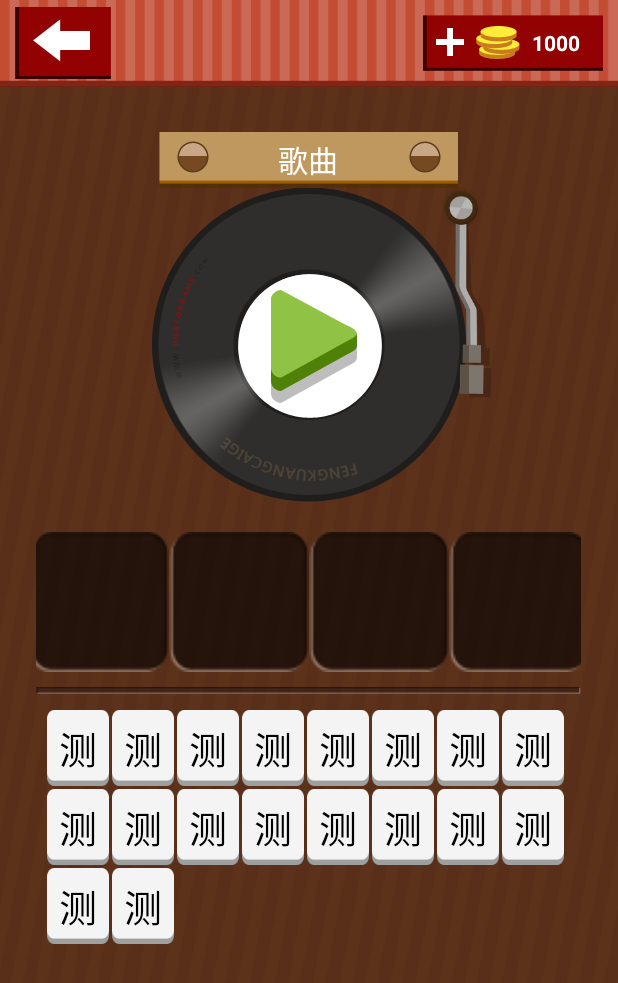
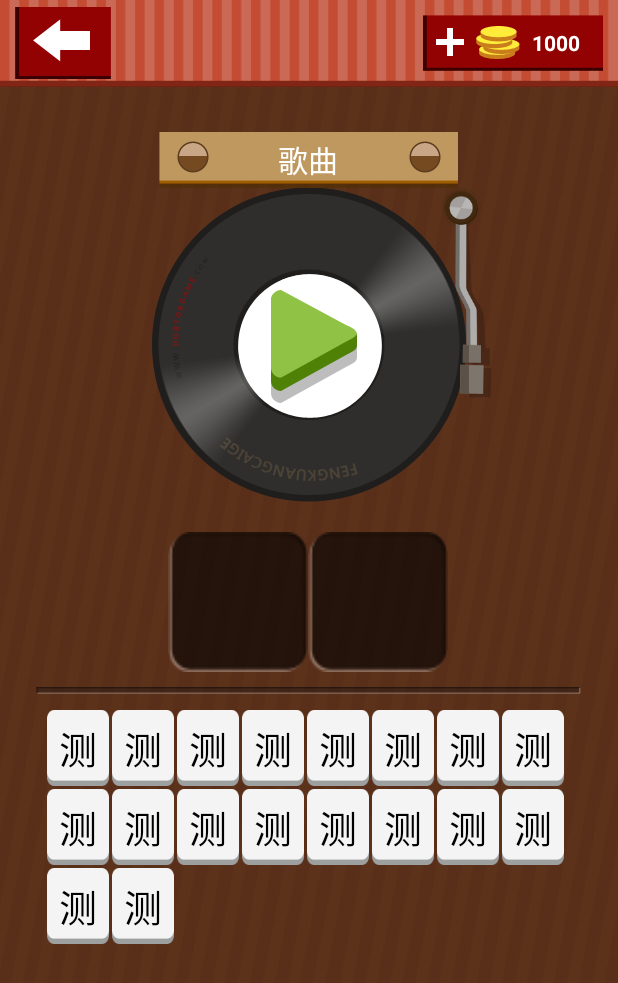
Before and after one commit to wukong696/GuessMusic, an Android app: the screen it shows after launch (MainActivity), on a phone screen of 412 x 824 dp. Shown: the top 983 px of the screen. Run offline under Robolectric (Android 15) with nearby library versions, the phone set to English and light mode, and no system bars.

Commit message:
添加歌曲相关，根据歌名动态生成相应数量的已选框

```diff
--- a/app/src/main/java/com/example/yue/gm/MainActivity.java
+++ b/app/src/main/java/com/example/yue/gm/MainActivity.java
@@ -16,10 +16,15 @@ import android.widget.Toast;
 
 import java.util.ArrayList;
 
+import data.Const;
 import model.IWordButtonClickListener;
+import model.Song;
 import model.WordButton;
 import myui.MyGridView;
 import util.Util;
+
+import static data.Const.INDEX_FILE_NAME;
+import static data.Const.INDEX_SONG_NAME;
 
 public class MainActivity extends Activity  implements IWordButtonClickListener{
 
@@ -54,6 +59,13 @@ public class MainActivity extends Activity  implements IWordButtonClickListener{
 
     //已选文本框
     private LinearLayout mViewWordsCantainer;
+
+    //当前歌曲的对象
+    private Song mCurrentSong;
+
+    //当前关的索引,因为数组的索引问题，所以初始化为-1
+    private int mCurrentStageIndex = -1;
+
 
 
 
@@ -179,7 +191,19 @@ public class MainActivity extends Activity  implements IWordButtonClickListener{
 
     }
 
+    //根据当前关卡index获取歌曲文件名和歌曲名并返回
+    private Song loadStageSongInfo(int stageIndex){
+        Song song = new Song();
+        String[] stage = Const.SONG_INFO[stageIndex];
+        song.setSongFileName(stage[Const.INDEX_FILE_NAME]);
+        song.setSongName(stage[Const.INDEX_SONG_NAME]);
+
+        return  song;
+    }
+
     private void initCurrentStageData(){
+        //获取一个Song实例，初始化当前关的歌曲信息
+        mCurrentSong = loadStageSongInfo(++mCurrentStageIndex);
 
         //初始化已选文字
         mBtnSelectWords = initWordSelect();
@@ -218,7 +242,7 @@ public class MainActivity extends Activity  implements IWordButtonClickListener{
     private ArrayList<WordButton> initWordSelect(){
         ArrayList<WordButton> data = new ArrayList<WordButton>();
         //获取控件，生成WordButton控件，并返回数据
-        for (int i = 0; i < 4;i ++){
+        for (int i = 0; i < mCurrentSong.getNameLength();i ++){
             View view = Util.getView(MainActivity.this,R.layout.self_ui_gridview_item);
 
             WordButton holder = new WordButton();
--- /dev/null
+++ b/app/src/main/java/data/Const.java
@@ -0,0 +1,23 @@
+package data;
+//常量
+public class Const {
+
+    public static final int INDEX_FILE_NAME = 0;
+
+    public static final int INDEX_SONG_NAME = 1;
+
+    public static final String SONG_INFO[][] ={
+            {"__00000.m4a", "征服"},
+            {"__00001.m4a", "童话"},
+            {"__00002.m4a", "同桌的你"},
+            {"__00003.m4a", "七里香"},
+            {"__00004.m4a", "传奇"},
+            {"__00005.m4a", "大海"},
+            {"__00006.m4a", "后来"},
+            {"__00007.m4a", "你的背包"},
+            {"__00008.m4a", "再见"},
+            {"__00009.m4a", "老男孩"},
+            {"__00010.m4a", "龙的传人"},
+    };
+
+}
--- /dev/null
+++ b/app/src/main/java/model/Song.java
@@ -0,0 +1,38 @@
+package model;
+
+public class Song {
+    //歌曲名称
+    private String mSongName;
+
+    //歌曲文件名
+    private String mSongFileName;
+
+    //歌曲名字长度
+    private int mNameLength;
+
+    //将革命转换为一个一个单字
+    public char[] getNameCharacters(){
+        return  mSongName.toCharArray();
+    }
+
+    public String getSongName() {
+        return mSongName;
+    }
+
+    public void setSongName(String SongName) {
+        this.mSongName = SongName;
+        this.mNameLength = SongName.length();//获取歌名长度
+    }
+
+    public String getSongFileName() {
+        return mSongFileName;
+    }
+
+    public void setSongFileName(String SongFileName) {
+        this.mSongFileName = SongFileName;
+    }
+
+    public int getNameLength() {
+        return mNameLength;
+    }
+}
```
Also changed, not shown: 11 other files.
